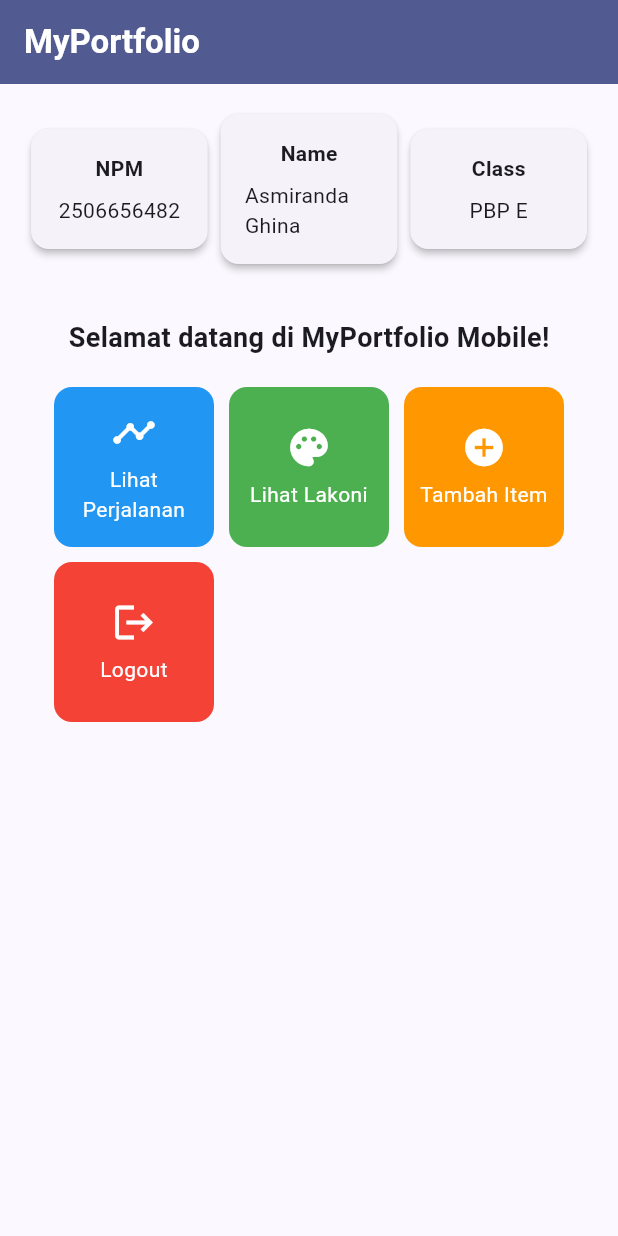
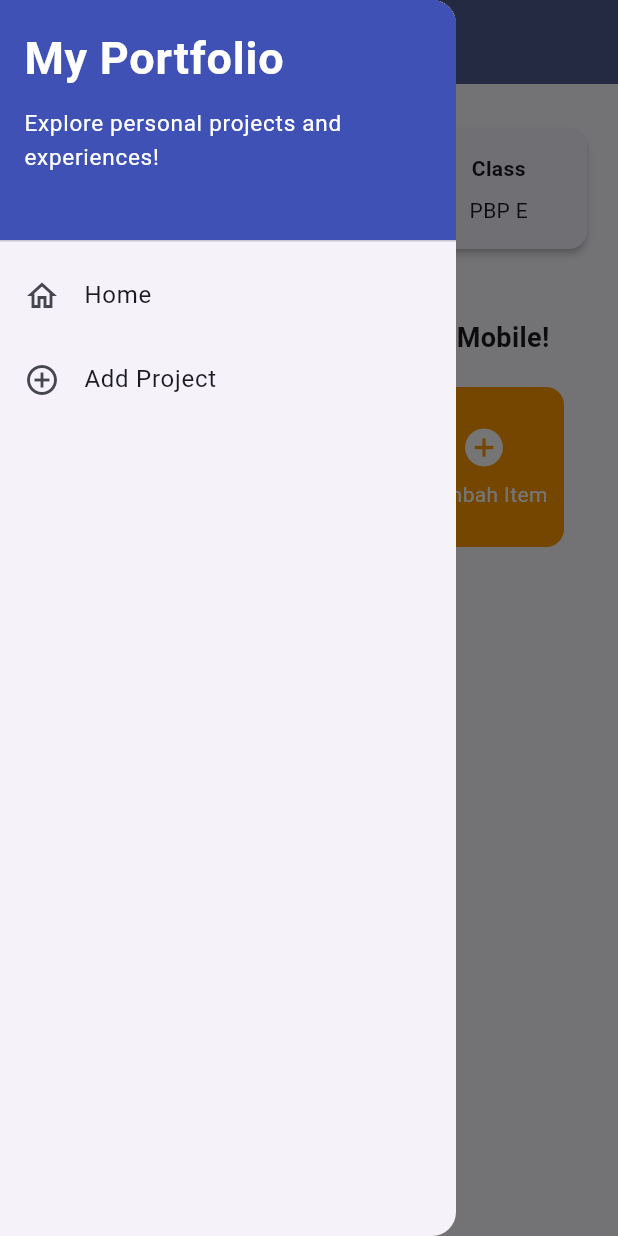
Before and after one commit to asmirandaghina/myportofolio_mobile, a Flutter app: the screen it shows after launch, with the side drawer open (before the commit the screen has no drawer), on a phone screen of 412 x 824 dp. Run offline on Flutter 3.47's test engine with Material 3 defaults, Android fonts, the phone set to English and light mode, and no system bars; our stand-ins replace material_ui.

Commit message:
Tutorial 09: drawer, form, navigation, refactor

```diff
--- a/lib/main.dart
+++ b/lib/main.dart
@@ -1,5 +1,5 @@
-import 'package:flutter/material.dart';
-import 'package:myportofolio_mobile/menu.dart';
+import 'package:material_ui/material_ui.dart';
+import 'package:myportofolio_mobile/screens/menu.dart';
 
 void main() {
   runApp(const MyApp());
--- a/lib/menu.dart
+++ b/lib/screens/menu.dart
@@ -1,4 +1,6 @@
-import 'package:flutter/material.dart';
+import 'package:material_ui/material_ui.dart';
+import 'package:myportofolio_mobile/widgets/left_drawer.dart';
+import 'package:myportofolio_mobile/widgets/project_card.dart';
 
 class ItemHomepage {
   final String name;
@@ -26,7 +28,6 @@ class MyHomePage extends StatelessWidget {
   Widget build(BuildContext context) {
     // Scaffold menyediakan struktur visual dasar halaman (AppBar, Body, SnackBar).
     return Scaffold(
-      // AppBar menampilkan bar bagian atas halaman aplikasi.
       appBar: AppBar(
         title: const Text(
           'MyPortfolio',
@@ -36,7 +37,9 @@ class MyHomePage extends StatelessWidget {
           ),
         ),
         backgroundColor: Theme.of(context).colorScheme.primary,
+        iconTheme: const IconThemeData(color: Colors.white),
       ),
+      drawer: const LeftDrawer(),
       // Body halaman utama dengan padding di sekelilingnya.
       body: Padding(
         padding: const EdgeInsets.all(16.0),
@@ -121,50 +124,3 @@ class InfoCard extends StatelessWidget {
     );
   }
 }
-
-class ItemCard extends StatelessWidget {
-  final ItemHomepage item;
-
-  const ItemCard(this.item, {super.key});
-
-  @override
-  Widget build(BuildContext context) {
-    return Material(
-      // Menggunakan warna sekunder dari skema tema aplikasi.
-      color: item.color,
-      borderRadius: BorderRadius.circular(12),
-      child: InkWell(
-        // Aksi ketika kartu ditekan oleh pengguna.
-        onTap: () {
-          // Menampilkan SnackBar dengan pesan interaktif.
-          ScaffoldMessenger.of(context)
-            ..hideCurrentSnackBar()
-            ..showSnackBar(
-              SnackBar(content: Text("Kamu telah menekan tombol ${item.name}!")),
-            );
-        },
-        child: Container(
-          padding: const EdgeInsets.all(8),
-          child: Center(
-            child: Column(
-              mainAxisAlignment: MainAxisAlignment.center,
-              children: [
-                Icon(
-                  item.icon,
-                  color: Colors.white,
-                  size: 30.0,
-                ),
-                const Padding(padding: EdgeInsets.all(3)),
-                Text(
-                  item.name,
-                  textAlign: TextAlign.center,
-                  style: const TextStyle(color: Colors.white),
-                ),
-              ],
-            ),
-          ),
-        ),
-      ),
-    );
-  }
-}
--- /dev/null
+++ b/lib/widgets/left_drawer.dart
@@ -0,0 +1,67 @@
+import 'package:material_ui/material_ui.dart';
+import 'package:myportofolio_mobile/screens/menu.dart';
+import 'package:myportofolio_mobile/screens/project_form.dart';
+
+class LeftDrawer extends StatelessWidget {
+  const LeftDrawer({super.key});
+
+  @override
+  Widget build(BuildContext context) {
+    return Drawer(
+      child: ListView(
+        children: [
+          const DrawerHeader(
+            decoration: BoxDecoration(
+              color: Colors.indigo,
+            ),
+            child: Column(
+              crossAxisAlignment: CrossAxisAlignment.start,
+              children: [
+                Text(
+                  'My Portfolio',
+                  style: TextStyle(
+                    fontSize: 30,
+                    fontWeight: FontWeight.bold,
+                    color: Colors.white,
+                  ),
+                ),
+                SizedBox(height: 10),
+                Text(
+                  'Explore personal projects and experiences!',
+                  style: TextStyle(
+                    fontSize: 15,
+                    color: Colors.white,
+                  ),
+                ),
+              ],
+            ),
+          ),
+          ListTile(
+            leading: const Icon(Icons.home_outlined),
+            title: const Text('Home'),
+            onTap: () {
+              Navigator.pushReplacement(
+                context,
+                MaterialPageRoute(
+                  builder: (context) => MyHomePage(),
+                ),
+              );
+            },
+          ),
+          ListTile(
+            leading: const Icon(Icons.add_circle_outline),
+            title: const Text('Add Project'),
+            onTap: () {
+              Navigator.pushReplacement(
+                context,
+                MaterialPageRoute(
+                  builder: (context) => const ProjectFormPage(),
+                ),
+              );
+            },
+          ),
+        ],
+      ),
+    );
+  }
+}
--- /dev/null
+++ b/lib/widgets/project_card.dart
@@ -0,0 +1,53 @@
+import 'package:material_ui/material_ui.dart';
+import 'package:myportofolio_mobile/screens/menu.dart';
+import 'package:myportofolio_mobile/screens/project_form.dart';
+
+class ItemCard extends StatelessWidget {
+  final ItemHomepage item;
+
+  const ItemCard(this.item, {super.key});
+
+  @override
+  Widget build(BuildContext context) {
+    return Material(
+      color: item.color,
+      borderRadius: BorderRadius.circular(12),
+      child: InkWell(
+        onTap: () {
+          ScaffoldMessenger.of(context)
+            ..hideCurrentSnackBar()
+            ..showSnackBar(
+              SnackBar(content: Text("Kamu telah menekan tombol ${item.name}!")),
+            );
+          if (item.name == "Tambah Item") {
+            Navigator.push(
+              context,
+              MaterialPageRoute(builder: (context) => const ProjectFormPage()),
+            );
+          }
+        },
+        child: Container(
+          padding: const EdgeInsets.all(8),
+          child: Center(
+            child: Column(
+              mainAxisAlignment: MainAxisAlignment.center,
+              children: [
+                Icon(
+                  item.icon,
+                  color: Colors.white,
+                  size: 30.0,
+                ),
+                const Padding(padding: EdgeInsets.all(3)),
+                Text(
+                  item.name,
+                  textAlign: TextAlign.center,
+                  style: const TextStyle(color: Colors.white),
+                ),
+              ],
+            ),
+          ),
+        ),
+      ),
+    );
+  }
+}
--- a/pubspec.yaml
+++ b/pubspec.yaml
@@ -34,6 +34,7 @@ dependencies:
   # The following adds the Cupertino Icons font to your application.
   # Use with the CupertinoIcons class for iOS style icons.
   cupertino_icons: ^1.0.8
+  material_ui: ^1.11.1
 
 dev_dependencies:
   flutter_test:
```
Also changed, not shown: lib/screens/project_form.dart (added, +205 -0 lines), pubspec.lock.
